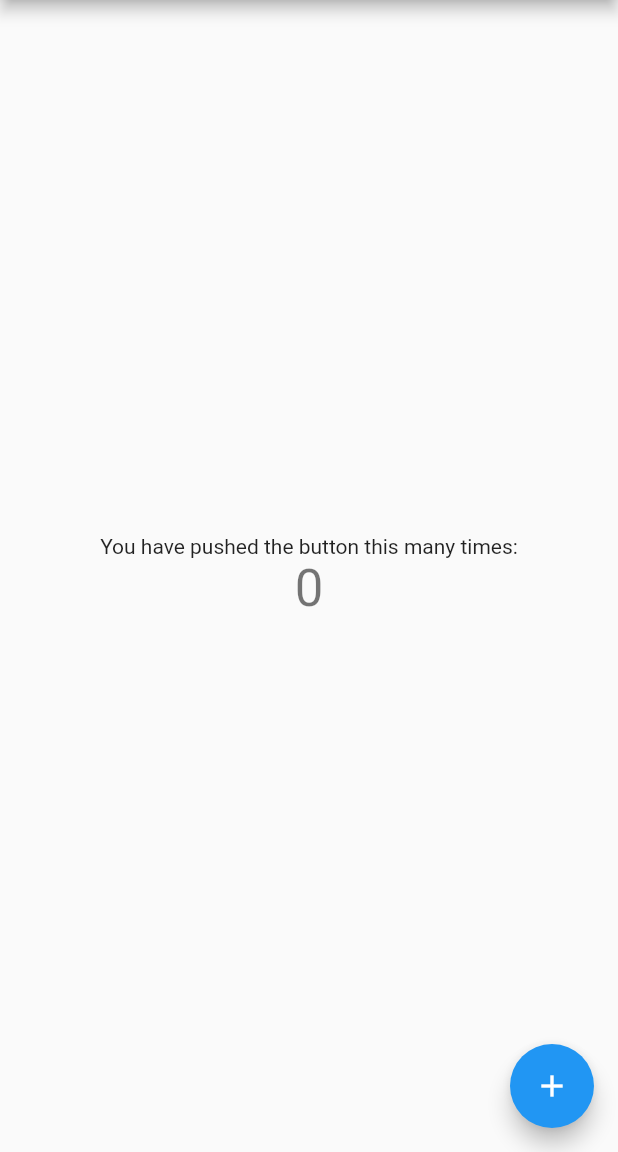
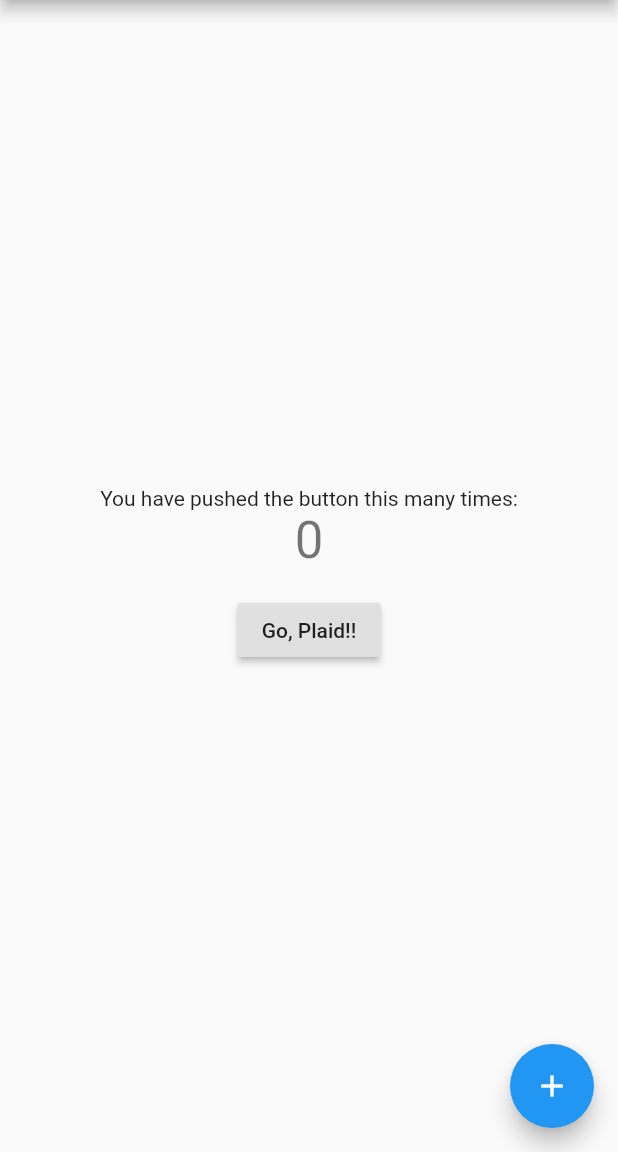
Before and after one commit to hubertme/plaid-flutter-demo, a Flutter app: the screen it shows after launch, on a phone screen of 412 x 824 dp, the part 84-1236 px from its top. Run offline on Flutter 3.47's test engine with Material 2 defaults, Android fonts, the phone set to English and light mode, and no system bars; missing offline and left inert: plaid_flutter.

Commit message:
Add Plaid Flutter + implement Plaid link

```diff
--- a/lib/main.dart
+++ b/lib/main.dart
@@ -1,4 +1,5 @@
 import 'package:flutter/material.dart';
+import 'package:plaid_flutter/plaid_flutter.dart';
 
 void main() {
   runApp(MyApp());
@@ -30,10 +31,33 @@ class MyHomePage extends StatefulWidget {
 class _MyHomePageState extends State<MyHomePage> {
   int _counter = 0;
 
+  // Plaid stuff here
+  final String _plaidLinkToken = 'link-sandbox-aacf8349-a099-4683-8920-58df4d6fac8c';
+  PlaidLink _plaidLink;
+
   void _incrementCounter() {
     setState(() {
       _counter++;
     });
+  }
+
+  void _handlePlaidSuccess(String publicToken, LinkSuccessMetadata metadata) {
+    print('Public token: ${publicToken}');
+    print('Metadata: ${metadata}');
+  }
+
+  void _handlePlaid() {
+    print('Plaid pressed');
+    LinkConfiguration configuration = LinkConfiguration(
+      token: this._plaidLinkToken,
+    );
+
+    this._plaidLink = PlaidLink(
+      configuration: configuration,
+      onSuccess: this._handlePlaidSuccess,
+    );
+
+    this._plaidLink.open();
   }
 
   @override
@@ -53,6 +77,17 @@ class _MyHomePageState extends State<MyHomePage> {
               '$_counter',
               style: Theme.of(context).textTheme.headline4,
             ),
+            SizedBox(
+              height: 16,
+            ),
+            RaisedButton(
+                onPressed: () {
+                  this._handlePlaid();
+                },
+                child: Text(
+                  'Go, Plaid!!',
+                  style: Theme.of(context).textTheme.bodyText1,
+                )),
           ],
         ),
       ),
--- a/pubspec.yaml
+++ b/pubspec.yaml
@@ -24,6 +24,7 @@ dependencies:
   flutter:
     sdk: flutter
 
+  plaid_flutter: ^2.0.2+1
 
   # The following adds the Cupertino Icons font to your application.
   # Use with the CupertinoIcons class for iOS style icons.
```
Also changed, not shown: pubspec.lock, 7 other files.
